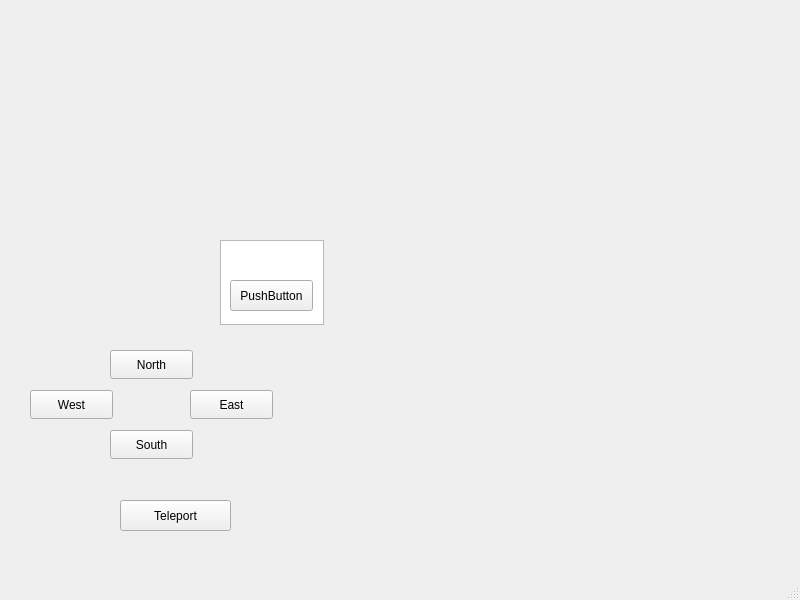
Above: mainwindow.ui from kiing-dom/ZorkProject before the change. Below: the same form after it.
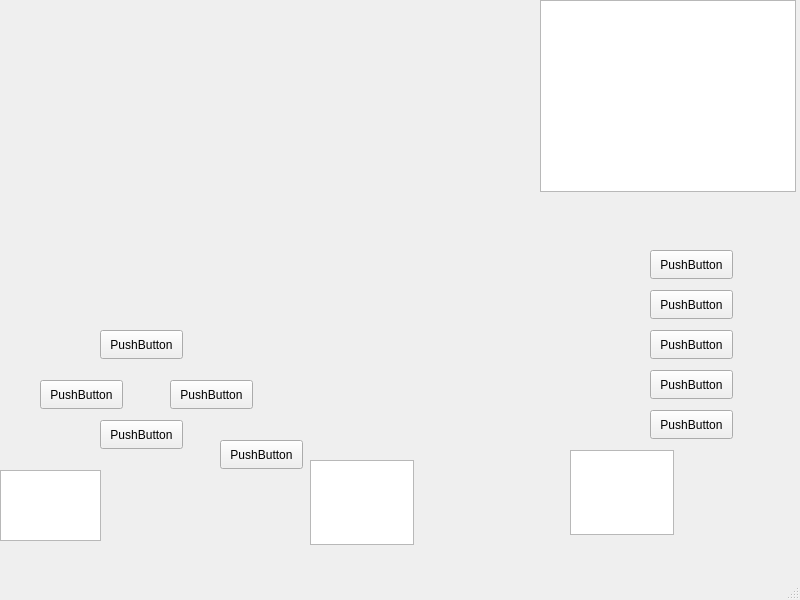
That is the form after the change.

What changed in the file:
```diff
--- a/mainwindow.ui
+++ b/mainwindow.ui
@@ -14,23 +14,13 @@
    <string>MainWindow</string>
   </property>
   <widget class="QWidget" name="centralwidget">
-   <widget class="QTextEdit" name="textEdit">
-    <property name="geometry">
-     <rect>
-      <x>220</x>
-      <y>240</y>
-      <width>104</width>
-      <height>85</height>
-     </rect>
-    </property>
-   </widget>
    <widget class="QPushButton" name="pushButton">
     <property name="geometry">
      <rect>
-      <x>230</x>
-      <y>280</y>
+      <x>100</x>
+      <y>330</y>
       <width>83</width>
-      <height>31</height>
+      <height>29</height>
      </rect>
     </property>
     <property name="text">
@@ -40,66 +30,158 @@
    <widget class="QPushButton" name="pushButton_2">
     <property name="geometry">
      <rect>
-      <x>110</x>
-      <y>350</y>
+      <x>40</x>
+      <y>380</y>
       <width>83</width>
       <height>29</height>
      </rect>
     </property>
     <property name="text">
-     <string>North</string>
+     <string>PushButton</string>
     </property>
    </widget>
    <widget class="QPushButton" name="pushButton_3">
     <property name="geometry">
      <rect>
-      <x>110</x>
-      <y>430</y>
+      <x>100</x>
+      <y>420</y>
       <width>83</width>
       <height>29</height>
      </rect>
     </property>
     <property name="text">
-     <string>South</string>
+     <string>PushButton</string>
     </property>
    </widget>
    <widget class="QPushButton" name="pushButton_4">
     <property name="geometry">
      <rect>
-      <x>30</x>
-      <y>390</y>
+      <x>170</x>
+      <y>380</y>
       <width>83</width>
       <height>29</height>
      </rect>
     </property>
     <property name="text">
-     <string>West</string>
+     <string>PushButton</string>
     </property>
    </widget>
    <widget class="QPushButton" name="pushButton_5">
     <property name="geometry">
      <rect>
-      <x>190</x>
-      <y>390</y>
+      <x>220</x>
+      <y>440</y>
       <width>83</width>
       <height>29</height>
      </rect>
     </property>
     <property name="text">
-     <string>East</string>
+     <string>PushButton</string>
     </property>
    </widget>
    <widget class="QPushButton" name="pushButton_6">
     <property name="geometry">
      <rect>
-      <x>120</x>
-      <y>500</y>
-      <width>111</width>
-      <height>31</height>
+      <x>650</x>
+      <y>250</y>
+      <width>83</width>
+      <height>29</height>
      </rect>
     </property>
     <property name="text">
-     <string>Teleport</string>
+     <string>PushButton</string>
+    </property>
+   </widget>
+   <widget class="QPushButton" name="pushButton_7">
+    <property name="geometry">
+     <rect>
+      <x>650</x>
+      <y>290</y>
+      <width>83</width>
+      <height>29</height>
+     </rect>
+    </property>
+    <property name="text">
+     <string>PushButton</string>
+    </property>
+   </widget>
+   <widget class="QTextEdit" name="textEdit">
+    <property name="geometry">
+     <rect>
+      <x>0</x>
+      <y>470</y>
+      <width>101</width>
+      <height>71</height>
+     </rect>
+    </property>
+   </widget>
+   <widget class="QListWidget" name="listWidget">
+    <property name="geometry">
+     <rect>
+      <x>540</x>
+      <y>0</y>
+      <width>256</width>
+      <height>192</height>
+     </rect>
+    </property>
+   </widget>
+   <widget class="QPushButton" name="pushButton_8">
+    <property name="geometry">
+     <rect>
+      <x>650</x>
+      <y>330</y>
+      <width>83</width>
+      <height>29</height>
+     </rect>
+    </property>
+    <property name="text">
+     <string>PushButton</string>
+    </property>
+   </widget>
+   <widget class="QPushButton" name="pushButton_9">
+    <property name="geometry">
+     <rect>
+      <x>650</x>
+      <y>370</y>
+      <width>83</width>
+      <height>29</height>
+     </rect>
+    </property>
+    <property name="text">
+     <string>PushButton</string>
+    </property>
+   </widget>
+   <widget class="QPushButton" name="pushButton_10">
+    <property name="geometry">
+     <rect>
+      <x>650</x>
+      <y>410</y>
+      <width>83</width>
+      <height>29</height>
+     </rect>
+    </property>
+    <property name="text">
+     <string>PushButton</string>
+    </property>
+   </widget>
+   <widget class="QTextEdit" name="textEdit_2">
+    <property name="geometry">
+     <rect>
+      <x>310</x>
+      <y>460</y>
+      <width>104</width>
+      <height>85</height>
+     </rect>
+    </property>
+   </widget>
+   <widget class="QTextEdit" name="textEdit_3">
+    <property name="geometry">
+     <rect>
+      <x>570</x>
+      <y>450</y>
+      <width>104</width>
+      <height>85</height>
+     </rect>
     </property>
    </widget>
   </widget>
```
